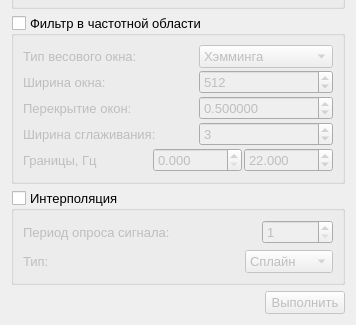
Before: the Qt Designer form gui/FilterSignalsWindow.ui in Qinterfly/EvalSig, drawn with Qt 5; both pictures show x 0 to 356 and y 321 to 646 of the 356 by 646 pixel window.
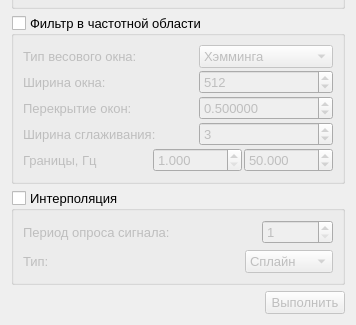
After: the same form once the commit is applied.

Diff of the .ui file:
```diff
--- a/gui/FilterSignalsWindow.ui
+++ b/gui/FilterSignalsWindow.ui
@@ -368,6 +368,9 @@
           <property name="decimals">
            <number>3</number>
           </property>
+          <property name="minimum">
+           <double>1.000000000000000</double>
+          </property>
           <property name="maximum">
            <double>10000.000000000000000</double>
           </property>
@@ -391,7 +394,7 @@
            <enum>QAbstractSpinBox::AdaptiveDecimalStepType</enum>
           </property>
           <property name="value">
-           <double>22.000000000000000</double>
+           <double>50.000000000000000</double>
           </property>
          </widget>
         </item>
```
